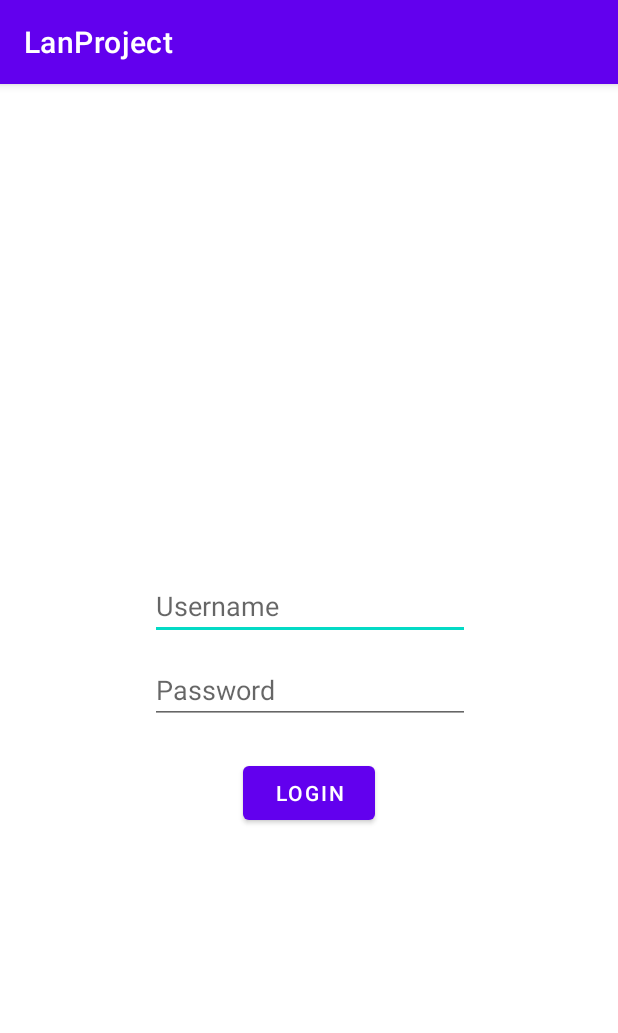
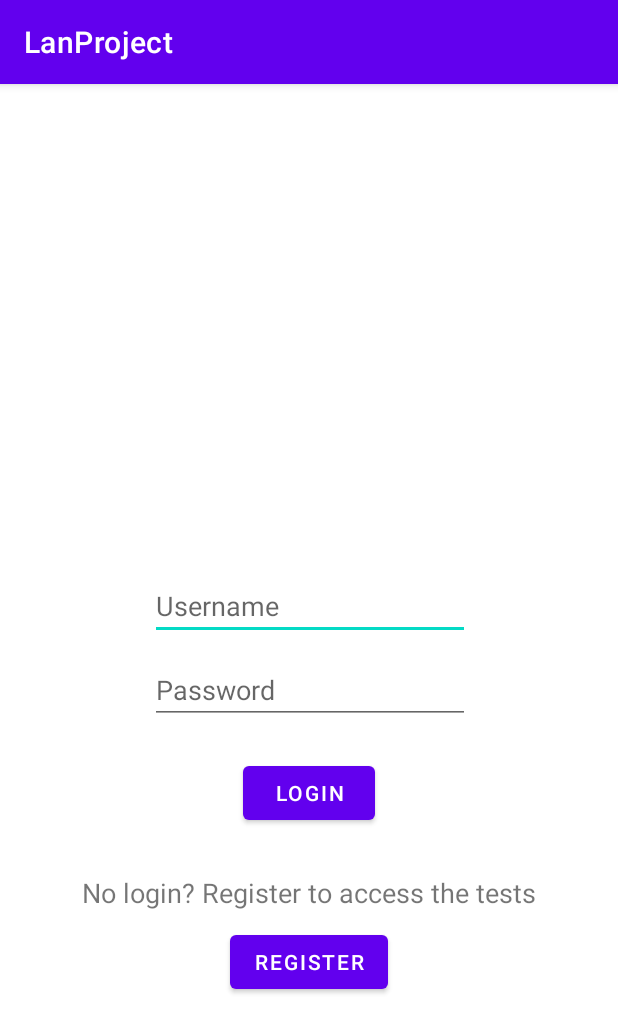
Before and after one commit to Ialda/LanProject, an Android app: the screen it shows after launch (MainActivity), on a phone screen of 412 x 824 dp. Shown: the top 1033 px of the screen. Run offline under Robolectric (Android 15) with nearby library versions, the light colour scheme and no system bars.

```diff
--- a/app/src/main/java/com/example/lanproject/MainActivity.kt
+++ b/app/src/main/java/com/example/lanproject/MainActivity.kt
@@ -13,12 +13,12 @@ class MainActivity : AppCompatActivity() {
         setContentView(R.layout.activity_main)
     }
 
-    fun MainPageView(view: View) {
+    fun LandingPageView(view: View) {
         val Username = findViewById<EditText>(R.id.PlainTextUsername)
         val Password = findViewById<EditText>(R.id.PasswordUserpswd)
 
         if (Username.text.toString() == "User" && Password.text.toString() == "Login") {
-            startActivity(Intent(this, MainPageActivity::class.java))
+            startActivity(Intent(this, LandingPageActivity::class.java))
         }
     }
 }
--- a/app/src/main/res/layout/activity_main.xml
+++ b/app/src/main/res/layout/activity_main.xml
@@ -40,11 +40,32 @@
         android:id="@+id/ButtonLogin"
         android:layout_width="wrap_content"
         android:layout_height="wrap_content"
-        android:onClick="MainPageView"
+        android:onClick="LandingPageView"
         android:text="@string/login"
         app:layout_constraintBottom_toBottomOf="parent"
         app:layout_constraintEnd_toEndOf="parent"
         app:layout_constraintStart_toStartOf="parent"
         app:layout_constraintTop_toBottomOf="@+id/PasswordUserpswd"
         app:layout_constraintVertical_bias="0.074" />
+
+    <Button
+        android:id="@+id/ButtonRegister"
+        android:layout_width="wrap_content"
+        android:layout_height="wrap_content"
+        android:layout_marginTop="10dp"
+        android:text="@string/register"
+        app:layout_constraintEnd_toEndOf="parent"
+        app:layout_constraintStart_toStartOf="parent"
+        app:layout_constraintTop_toBottomOf="@+id/TextViewPromptToRegister" />
+
+    <TextView
+        android:id="@+id/TextViewPromptToRegister"
+        android:layout_width="wrap_content"
+        android:layout_height="wrap_content"
+        android:layout_marginTop="30dp"
+        android:text="@string/no_login_register_to_access_the_tests"
+        android:textSize="18sp"
+        app:layout_constraintEnd_toEndOf="parent"
+        app:layout_constraintStart_toStartOf="parent"
+        app:layout_constraintTop_toBottomOf="@+id/ButtonLogin" />
 </androidx.constraintlayout.widget.ConstraintLayout>
--- a/app/src/main/res/values/strings.xml
+++ b/app/src/main/res/values/strings.xml
@@ -13,6 +13,14 @@
     <string name="easy">Easy</string>
     <string name="medium">Medium</string>
     <string name="hard">Hard</string>
+    <string name="register">Register</string>
+    <string name="no_login_register_to_access_the_tests">No login? Register to access the tests</string>
+    <string name="test">test</string>
+    <string name="new_test">New Test</string>
+    <string name="logout">Logout</string>
+    <string name="activity_1_points_10_10_comment_went_superb">Activity 1 - Points: 10/10 - Comment: Went superb!</string>
+    <string name="activity_2_points_3_10_comment_went_not_so_superb">Activity 2 - Points: 3/10 - Comment: Went not so superb!</string>
+    <string name="activity_5_points_comment_who_bloody_knows">Activity 5 - Points: ?/? - Comment: Who bloody knows?</string>
 
     <string-array name="ActivityList">
         <item>Activity 1</item>
```
Also changed, not shown: app/src/main/AndroidManifest.xml (+17 -6 lines), app/src/main/java/com/example/lanproject/LandingPageActivity.kt (added, +22 -0 lines), app/src/main/res/layout/activity_landing_page.xml (added, +68 -0 lines), app/src/main/res/layout/activity_portal1.xml (+10 -0 lines).
